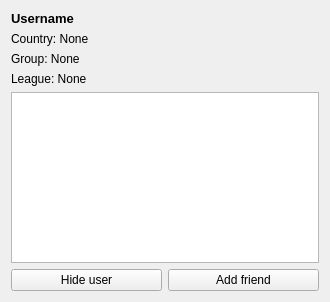
Before: the Qt Designer form designer/user_info.ui in ThoreBor/Anki_Leaderboard, drawn with Qt 5.
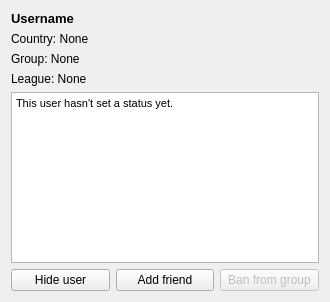
After: the same form once the commit is applied. Icons and pictures are not drawn.

Commit message: add password protected groups + ban users from group

What changed in the file:
```diff
--- a/designer/user_info.ui
+++ b/designer/user_info.ui
@@ -68,7 +68,7 @@
 &lt;html&gt;&lt;head&gt;&lt;meta name=&quot;qrichtext&quot; content=&quot;1&quot; /&gt;&lt;style type=&quot;text/css&quot;&gt;
 p, li { white-space: pre-wrap; }
 &lt;/style&gt;&lt;/head&gt;&lt;body style=&quot; font-family:'MS Shell Dlg 2'; font-size:8pt; font-weight:400; font-style:normal;&quot;&gt;
-&lt;p style=&quot;-qt-paragraph-type:empty; margin-top:12px; margin-bottom:12px; margin-left:0px; margin-right:0px; -qt-block-indent:0; text-indent:0px;&quot;&gt;&lt;br /&gt;&lt;/p&gt;&lt;/body&gt;&lt;/html&gt;</string>
+&lt;p style=&quot; margin-top:12px; margin-bottom:12px; margin-left:0px; margin-right:0px; -qt-block-indent:0; text-indent:0px;&quot;&gt;This user hasn't set a status yet.&lt;/p&gt;&lt;/body&gt;&lt;/html&gt;</string>
      </property>
      <property name="openExternalLinks">
       <bool>true</bool>
@@ -97,6 +97,19 @@
        </property>
       </widget>
      </item>
+     <item>
+      <widget class="QPushButton" name="banUser">
+       <property name="enabled">
+        <bool>false</bool>
+       </property>
+       <property name="text">
+        <string>Ban from group</string>
+       </property>
+       <property name="autoDefault">
+        <bool>false</bool>
+       </property>
+      </widget>
+     </item>
     </layout>
    </item>
   </layout>
```
The commit also changes 1 other file.
